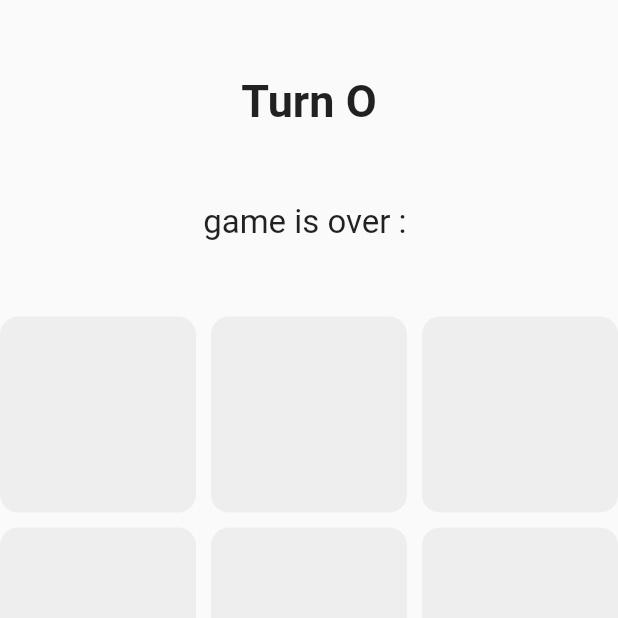
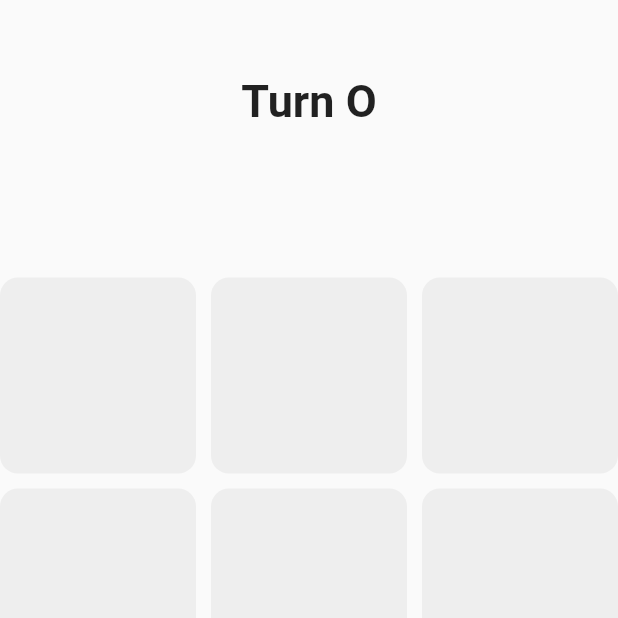
Before and after one commit to amirahmadadibi/7Learn_tictactoe, a Flutter app: the screen it shows after launch, on a phone screen of 412 x 824 dp, the top half of it. Run offline on Flutter 3.47's test engine with Material 2 defaults, Android fonts, the phone set to English and light mode, and no system bars.

Commit message:
S07 E13 fix bug show game ending title at the end

```diff
--- a/lib/main.dart
+++ b/lib/main.dart
@@ -33,9 +33,12 @@ class _MyAppState extends State<MyApp> {
             SizedBox(
               height: 50,
             ),
-            Text(
-              'game is over : $winnerTitle',
-              style: TextStyle(fontSize: 22),
+            Visibility(
+              visible: winnerTitle.isNotEmpty,
+              child: Text(
+                'game is over : $winnerTitle',
+                style: TextStyle(fontSize: 22),
+              ),
             ),
             SizedBox(
               height: 50,
```
